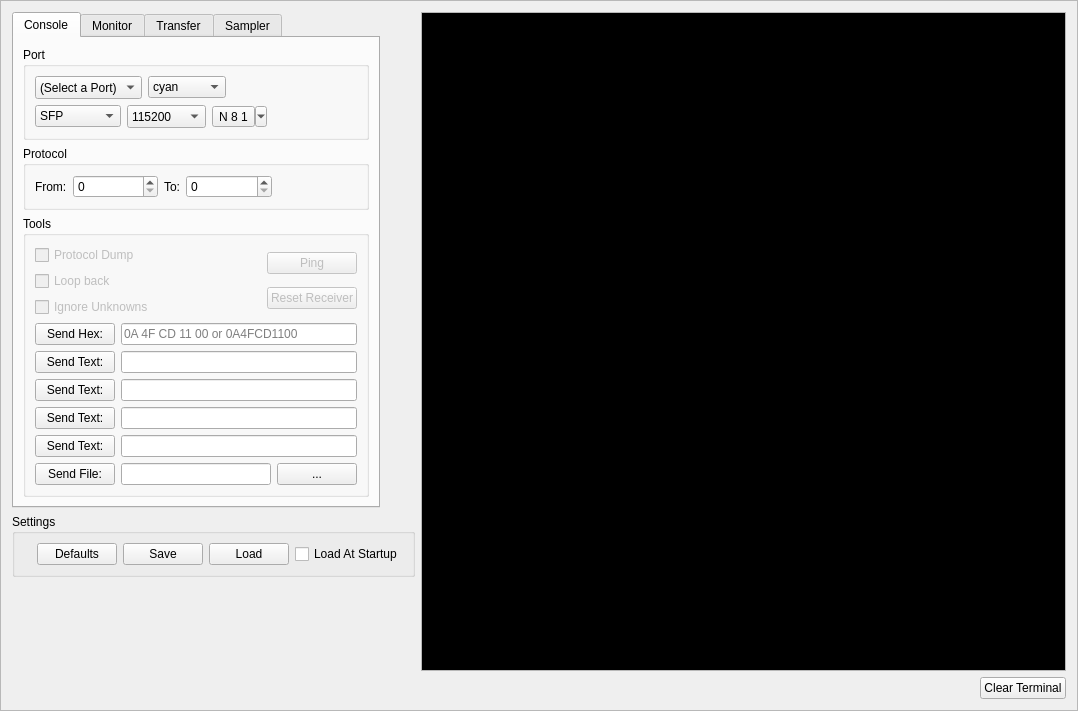
Above: terminal.ui from strawbot/TimbreTalk before the change. Below: the same form after it.
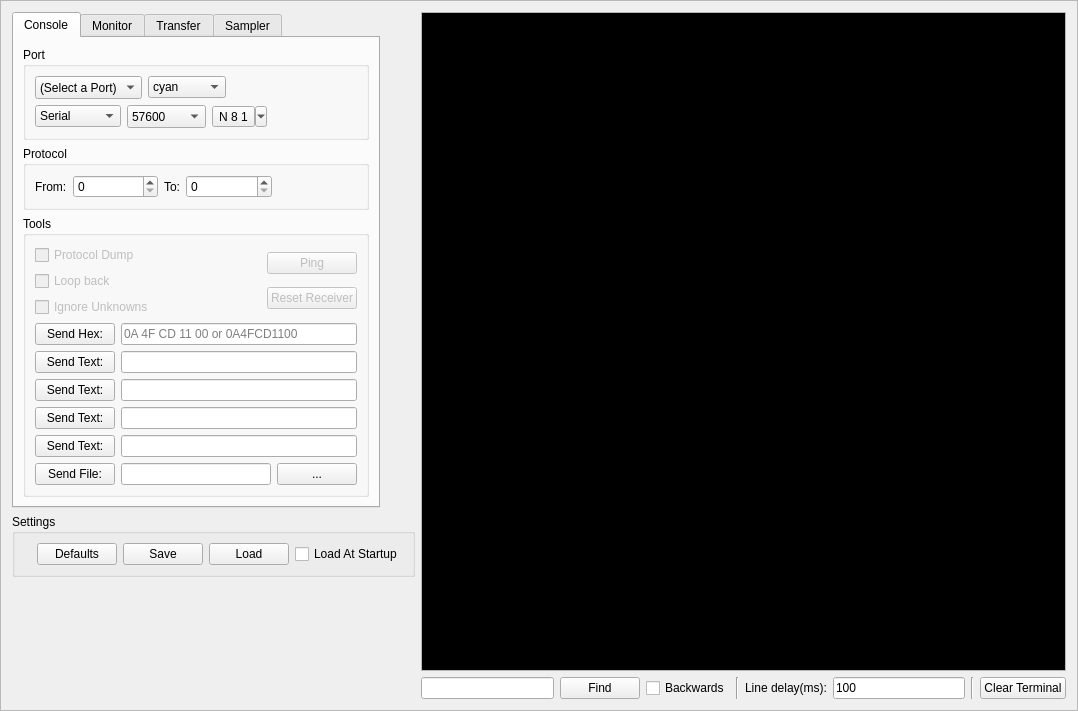
That is the form after the change. Custom widgets are drawn as their Qt base class.

Commit message: add find and line delay options to gui

```diff
--- a/terminal.ui
+++ b/terminal.ui
@@ -190,7 +190,7 @@
                 <item>
                  <widget class="QComboBox" name="ConsoleProtocol">
                   <property name="currentIndex">
-                   <number>1</number>
+                   <number>0</number>
                   </property>
                   <item>
                    <property name="text">
@@ -221,10 +221,10 @@
                    <bool>false</bool>
                   </property>
                   <property name="currentText">
-                   <string>115200</string>
+                   <string>57600</string>
                   </property>
                   <property name="currentIndex">
-                   <number>6</number>
+                   <number>5</number>
                   </property>
                   <property name="frame">
                    <bool>true</bool>
@@ -2062,17 +2062,49 @@
      <item>
       <layout class="QHBoxLayout" name="horizontalLayout_3">
        <item>
-        <spacer name="horizontalSpacer">
+        <widget class="QLineEdit" name="FindText"/>
+       </item>
+       <item>
+        <widget class="QPushButton" name="Find">
+         <property name="text">
+          <string>Find</string>
+         </property>
+        </widget>
+       </item>
+       <item>
+        <widget class="QCheckBox" name="FindBackwards">
+         <property name="text">
+          <string>Backwards</string>
+         </property>
+        </widget>
+       </item>
+       <item>
+        <widget class="Line" name="line">
          <property name="orientation">
-          <enum>Qt::Horizontal</enum>
+          <enum>Qt::Vertical</enum>
          </property>
-         <property name="sizeHint" stdset="0">
-          <size>
-           <width>40</width>
-           <height>20</height>
-          </size>
+        </widget>
+       </item>
+       <item>
+        <widget class="QLabel" name="label_2">
+         <property name="text">
+          <string>Line delay(ms):</string>
          </property>
-        </spacer>
+        </widget>
+       </item>
+       <item>
+        <widget class="QLineEdit" name="LineDelay">
+         <property name="text">
+          <string>100</string>
+         </property>
+        </widget>
+       </item>
+       <item>
+        <widget class="Line" name="line_2">
+         <property name="orientation">
+          <enum>Qt::Vertical</enum>
+         </property>
+        </widget>
        </item>
        <item>
         <widget class="QPushButton" name="pushButton">
```
The commit also changes 2 other files.
